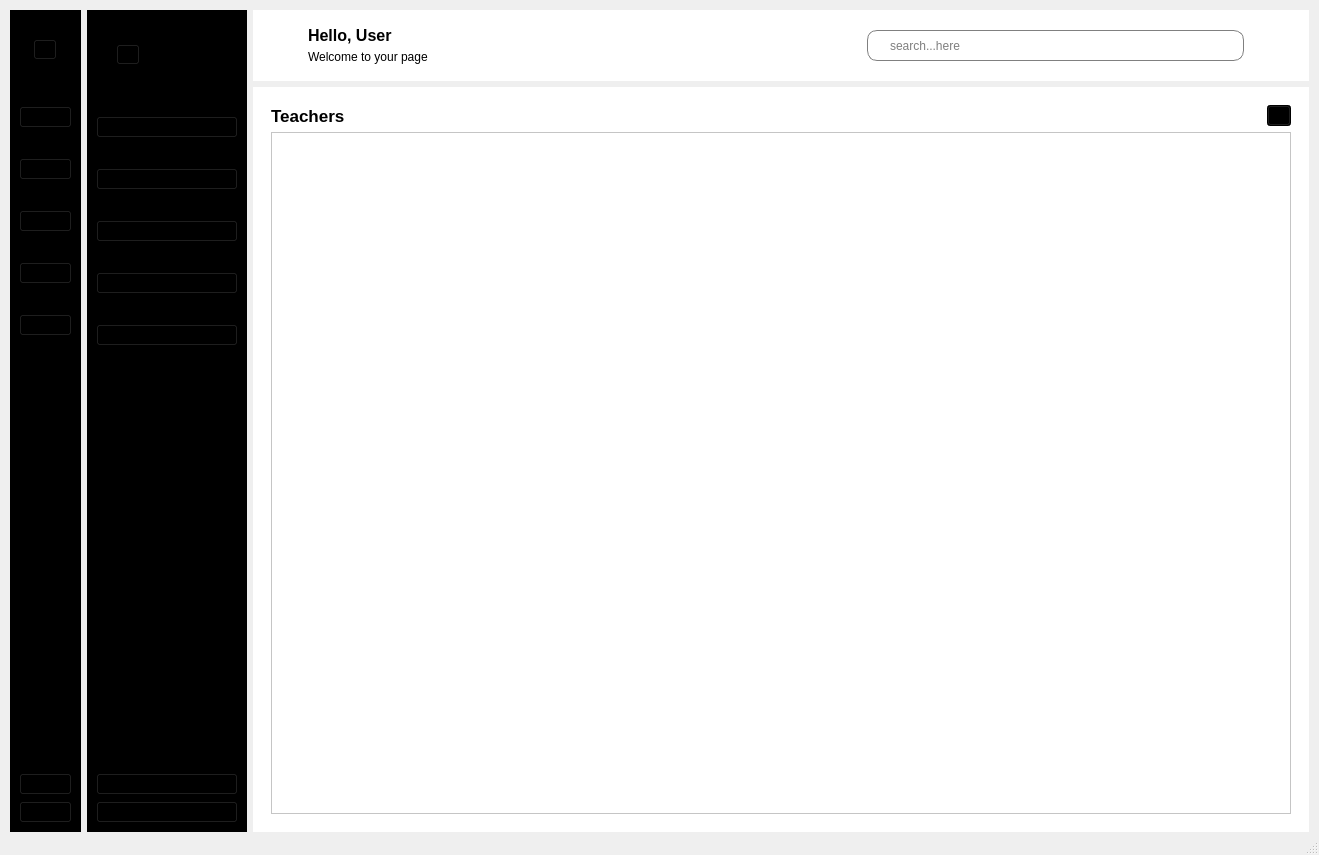
KasperJack/School-Management-System, file School_System/ui/IndexSU.ui: the form before one commit.
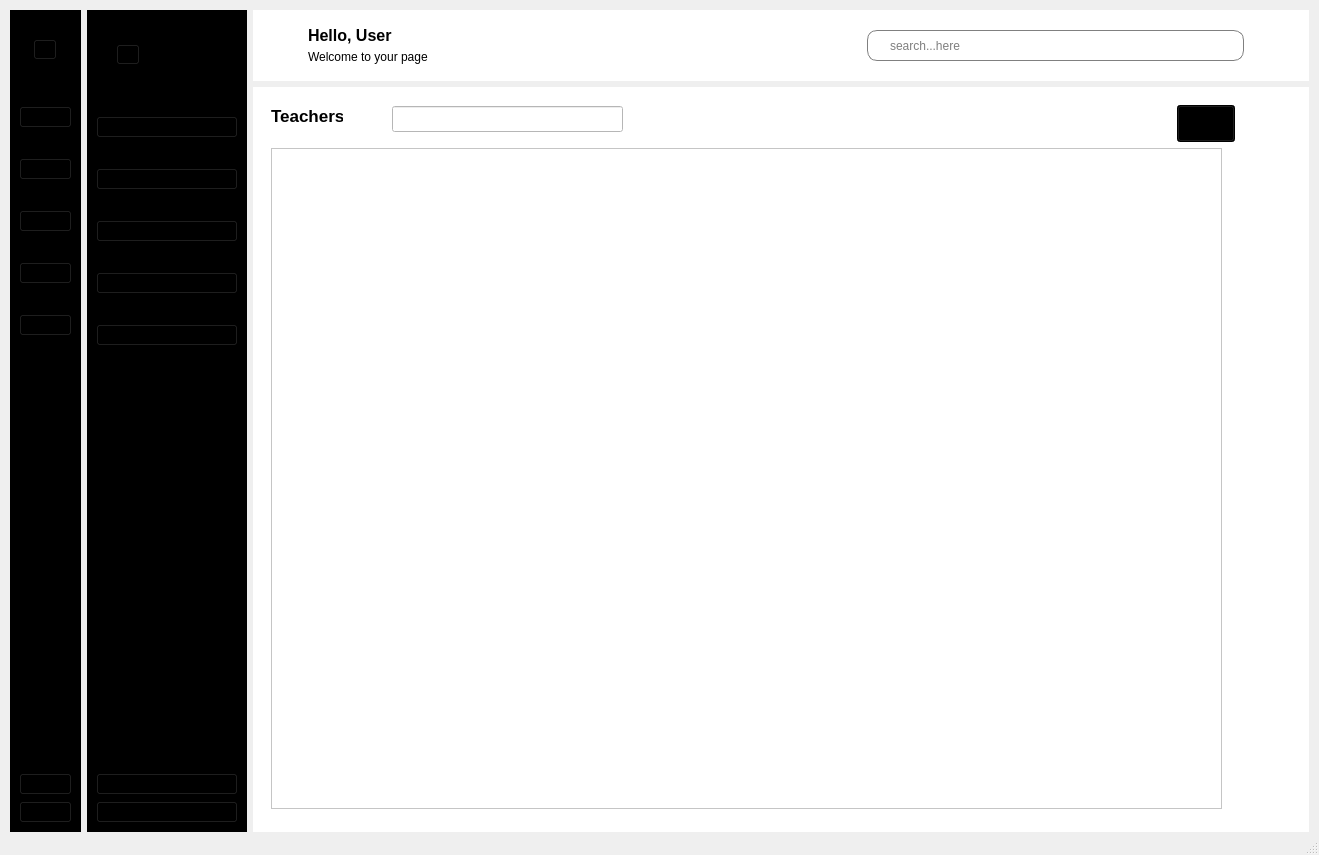
The form after the commit. The open tabs and pages were chosen to show the change. Icons and pictures are not drawn.

The edit to the form file:
```diff
--- a/School_System/ui/IndexSU.ui
+++ b/School_System/ui/IndexSU.ui
@@ -2012,9 +2012,15 @@
              </layout>
             </widget>
             <widget class="QWidget" name="teachers">
-             <layout class="QGridLayout" name="gridLayout_3">
-              <item row="0" column="0">
                <widget class="QLabel" name="label_9">
+              <property name="geometry">
+               <rect>
+                <x>9</x>
+                <y>9</y>
+                <width>72</width>
+                <height>21</height>
+               </rect>
+              </property>
                 <property name="font">
                  <font>
                   <pointsize>13</pointsize>
@@ -2025,9 +2031,15 @@
                  <string>Teachers</string>
                 </property>
                </widget>
-              </item>
-              <item row="0" column="1">
                <widget class="QToolButton" name="add_teacher_button">
+              <property name="geometry">
+               <rect>
+                <x>915</x>
+                <y>9</y>
+                <width>58</width>
+                <height>37</height>
+               </rect>
+              </property>
                 <property name="styleSheet">
                  <string notr="true">background-color: rgb(0, 0, 0);</string>
                 </property>
@@ -2045,9 +2057,44 @@
                  </size>
                 </property>
                </widget>
-              </item>
-              <item row="1" column="0" colspan="2">
                <widget class="QScrollArea" name="scrollArea_teachers">
+              <property name="geometry">
+               <rect>
+                <x>9</x>
+                <y>52</y>
+                <width>951</width>
+                <height>661</height>
+               </rect>
+              </property>
+              <property name="sizePolicy">
+               <sizepolicy hsizetype="Expanding" vsizetype="Expanding">
+                <horstretch>0</horstretch>
+                <verstretch>0</verstretch>
+               </sizepolicy>
+              </property>
+              <property name="styleSheet">
+               <string notr="true">    /* Scroll Bar */
+    QScrollBar:vertical {
+        border: none;
+        background: #e6e6e6;
+        width: 12px;
+        margin: 2px;
+        border-radius: 6px;
+    }
+    QScrollBar::handle:vertical {
+        background: #aaaaaa;
+        min-height: 20px;
+        border-radius: 6px;
+    }
+    QScrollBar::handle:vertical:hover {
+        background: #888888;
+    }
+    QScrollBar::sub-line:vertical,
+    QScrollBar::add-line:vertical {
+        background: none;
+        height: 0;
+    }</string>
+              </property>
                 <property name="widgetResizable">
                  <bool>true</bool>
                 </property>
@@ -2056,14 +2103,22 @@
                   <rect>
                    <x>0</x>
                    <y>0</y>
-                   <width>98</width>
-                   <height>28</height>
+                 <width>949</width>
+                 <height>659</height>
                   </rect>
                  </property>
                 </widget>
                </widget>
-              </item>
-             </layout>
+             <widget class="QLineEdit" name="search_edit_teachers">
+              <property name="geometry">
+               <rect>
+                <x>130</x>
+                <y>10</y>
+                <width>231</width>
+                <height>26</height>
+               </rect>
+              </property>
+             </widget>
             </widget>
             <widget class="QWidget" name="student_info">
              <widget class="QGroupBox" name="groupBox_2">
```
Left out of the diff: 2 changed lines with no effect on the pictures. Lines whose indentation alone changed are shown as unchanged.
